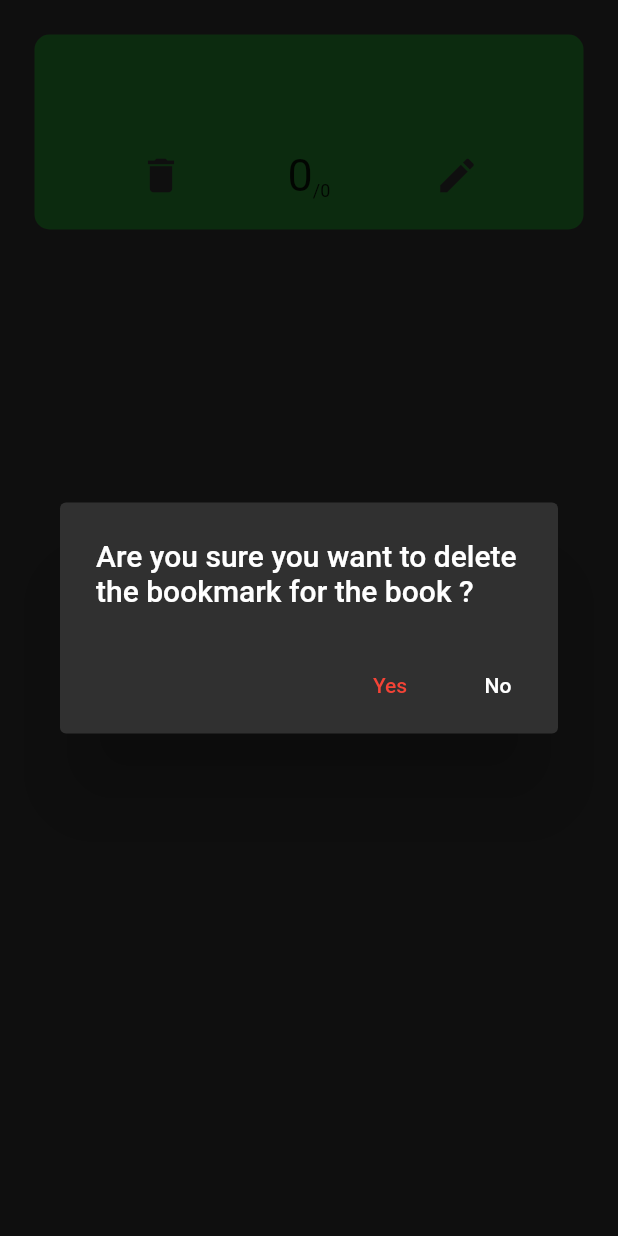
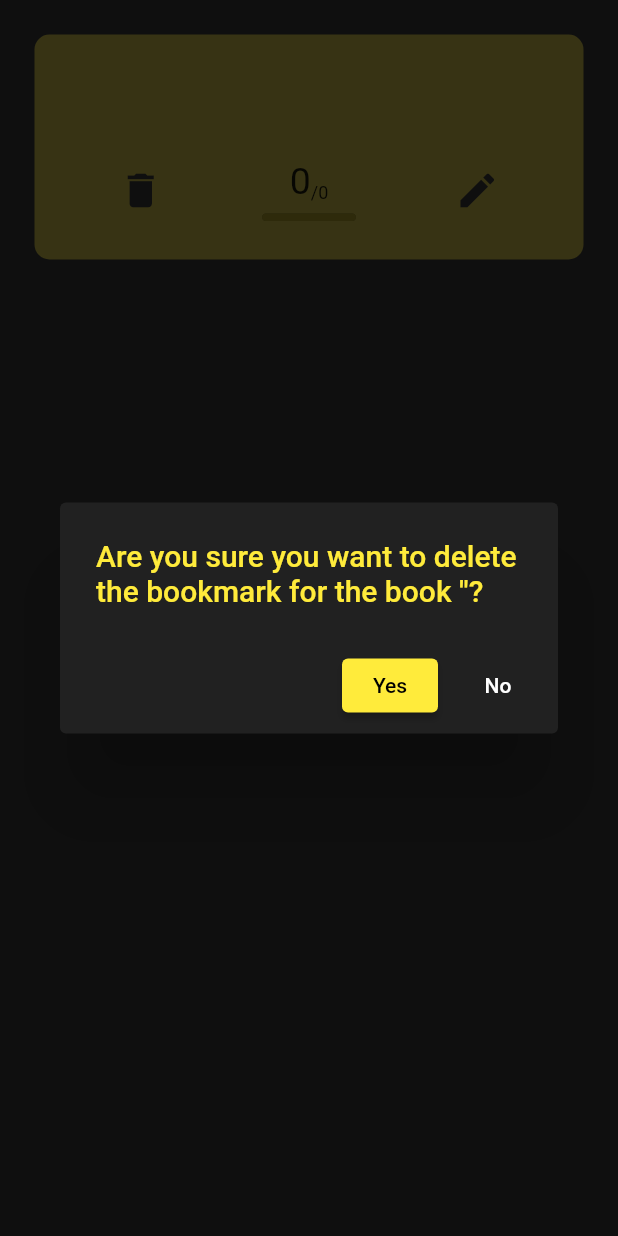
Before and after one commit to thenoisyninga/reading_habit_tracker, a Flutter app: the BookTile widget shown alone on an empty page, opened directly with empty values, after a tap on the "delete" icon, on a phone screen of 412 x 824 dp. Run offline on Flutter 3.47's test engine with Material 2 defaults, Android fonts, the light colour scheme and no system bars; drawn by our look-alikes of percent_indicator; our stand-ins replace auto_size_text, flutter_heatmap_calendar, hive_flutter; missing offline and left inert: flutter_material_color_picker; accounts and stored records are empty.

Commit message:
Finished Fixing Bugs and Improved UI

```diff
--- a/lib/database/bookmark_database.dart
+++ b/lib/database/bookmark_database.dart
@@ -8,7 +8,7 @@ class BookmarksDatabase{
   List<List<dynamic>> bookmarksData = [];
 
   createDefaultData() {
-    bookmarksData = [["Shoe Dog",'10','356'], ["Deep Work",'99','322']];
+    bookmarksData = [];
     updateData();
   }
 
--- a/lib/main.dart
+++ b/lib/main.dart
@@ -41,6 +41,9 @@ class _MyAppState extends State<MyApp> {
         primarySwatch: currentTheme.getCurrentPrimarySwatch(),
         scaffoldBackgroundColor: Colors.grey[900],
         iconTheme: IconThemeData(color: Colors.grey[900]),
+        buttonTheme: ButtonThemeData(
+          splashColor: currentTheme.getCurrentPrimarySwatch().withAlpha(200),
+        )
       ),
       initialRoute: '/home',
       routes: {
--- a/lib/widgets/book_tile.dart
+++ b/lib/widgets/book_tile.dart
@@ -1,5 +1,6 @@
 import 'package:auto_size_text/auto_size_text.dart';
 import 'package:flutter/material.dart';
+import 'package:percent_indicator/percent_indicator.dart';
 import 'package:reading_habbit_and_page_tracker/database/bookmark_database.dart';
 
 class BookTile extends StatefulWidget {
@@ -33,13 +34,13 @@ class _BookTileState extends State<BookTile> {
   Widget build(BuildContext context) {
 
     return Padding(
-      padding: const EdgeInsets.all(23.0),
+      padding: const EdgeInsets.fromLTRB(23, 23, 23, 11.5),
       child: Container(
         decoration: BoxDecoration(
           borderRadius: BorderRadius.circular(10),
-          color: (widget.pageNum == widget.totalPages) ? Colors.green[900] :Theme.of(context).colorScheme.primary,
+          color: (widget.pageNum == widget.totalPages) ? Theme.of(context).colorScheme.primary.withAlpha(100) :Theme.of(context).colorScheme.primary,
         ),
-        height: 130,
+        height: 150,
         width: MediaQuery.of(context).size.width * 0.9,
 
         child: Column(
@@ -49,12 +50,12 @@ class _BookTileState extends State<BookTile> {
               height: MediaQuery.of(context).size.height * 0.07,
               alignment: Alignment.center,
               child: Padding(
-                padding: const EdgeInsets.all(0.0),
+                padding: const EdgeInsets.fromLTRB(35, 0, 35, 5),
                 child: AutoSizeText(
                   widget.bookName,
                   textAlign: TextAlign.center,
                   style: TextStyle(
-                    fontSize: 27,
+                    fontSize: 33,
                     fontWeight: FontWeight.w500
                   ),
                 ),
@@ -71,19 +72,20 @@ class _BookTileState extends State<BookTile> {
                     showDialog(
                       context: context,
                       builder: ((_) => AlertDialog(
-                        backgroundColor: Colors.grey[850],
+                        backgroundColor: Theme.of(context).scaffoldBackgroundColor,
                         title: Text(
-                          "Are you sure you want to delete the bookmark for the book ${widget.bookName}?",
-                          style: const TextStyle(
-                            color: Colors.white
+                          "Are you sure you want to delete the bookmark for the book '${widget.bookName}'?",
+                          style: TextStyle(
+                            // color: Colors.white,
+                            color: Theme.of(context).colorScheme.primary,
                           ),
                         ),
                         actions: [
-                            TextButton(
+                            ElevatedButton(
                               child: const Text(
                                 "Yes",
                                 style: TextStyle(
-                                  color: Colors.red
+                                  // color: Colors.red
                                 ),
                               ),
                               onPressed: () {
@@ -107,6 +109,8 @@ class _BookTileState extends State<BookTile> {
                     ));
                   },
                 ),
+                Column(
+                  children: [
                     Row(
                       mainAxisAlignment: MainAxisAlignment.center,
                       crossAxisAlignment: CrossAxisAlignment.end,
@@ -114,7 +118,7 @@ class _BookTileState extends State<BookTile> {
                         Text(
                           widget.pageNum.toString(),
                           style: TextStyle(
-                        fontSize: 30,
+                            fontSize: 25,
                           ),
                         ),
                         Text(
@@ -123,6 +127,21 @@ class _BookTileState extends State<BookTile> {
                             fontSize: 12
                           ),
                         )
+                      ],
+                    ),
+                    SizedBox(
+                      height: 7,
+                    ),
+                    Container(
+                      child: LinearPercentIndicator(
+                        width: MediaQuery.of(context).size.width * 0.2,
+                        lineHeight: 5,
+                        percent: widget.pageNum / widget.totalPages,
+                        backgroundColor: Colors.black,
+                        progressColor: (widget.pageNum == widget.totalPages) ? Theme.of(context).colorScheme.primary.withAlpha(100) :Theme.of(context).colorScheme.primary.withAlpha(210),
+                        barRadius: Radius.circular(90),
+                      ),
+                    ),
                   ],
                 ),
                 IconButton(
@@ -140,11 +159,12 @@ class _BookTileState extends State<BookTile> {
                             "Update Bookmark",
                             textAlign: TextAlign.center,
                             style: TextStyle(
+                              fontSize: 25,
                               color: Theme.of(context).colorScheme.primary,
                             ),
                           ),
                           content: SizedBox(
-                            height: 130,
+                            height: 150,
                             child: Column(
                               mainAxisAlignment: MainAxisAlignment.spaceBetween,
                               children: [
@@ -174,6 +194,7 @@ class _BookTileState extends State<BookTile> {
                                     ),
                                   ),
                                 ),
+                                const SizedBox(height: 10),
                                 ElevatedButton(
                                   child: const Text("Update"),
                                   onPressed: () {
@@ -181,21 +202,24 @@ class _BookTileState extends State<BookTile> {
                                     var isNumCheck = num.tryParse(_controller.text);
                                     if (isNumCheck != null)  {
                                       if (int.parse(_controller.text) <= widget.totalPages){
+                                        if (int.parse(_controller.text) < 0) {
+                                          setState(() {
+                                            errorPage = "You entered a negative number";
+                                          });
+                                        } else {
                                         setState(() {
                                           errorPage = null;
                                           if (int.parse(_controller.text) == widget.totalPages) {ScaffoldMessenger.of(context).showSnackBar(SnackBar(content: Text("Good Job!")));}
                                         });
                                         widget.onChangedPageCallback(bookName, int.parse(_controller.text));
-                                        Navigator.pop(_);
+                                        Navigator.pop(_);}
                                       } else {
                                         setState(() {
-                                          print("Attempted to run set state");
                                           errorPage = "Page number greater than total pages.";
                                         });
                                       }
                                     } else {
                                       setState(() {
-                                        print("Attempted to run set state");
                                         errorPage = "This is not a number.";
                                       });
                                     }
--- a/pubspec.yaml
+++ b/pubspec.yaml
@@ -41,6 +41,7 @@ dependencies:
   hive_flutter: ^1.1.0
   auto_size_text: ^3.0.0
   flutter_material_color_picker: ^1.1.0+2
+  percent_indicator: ^4.2.2
 
 dev_dependencies:
   flutter_test:
```
Also changed, not shown: lib/pages/main_page.dart (+7 -5 lines), lib/pages/settings.dart (+17 -3 lines), pubspec.lock. Lines whose indentation alone changed are shown as unchanged.
